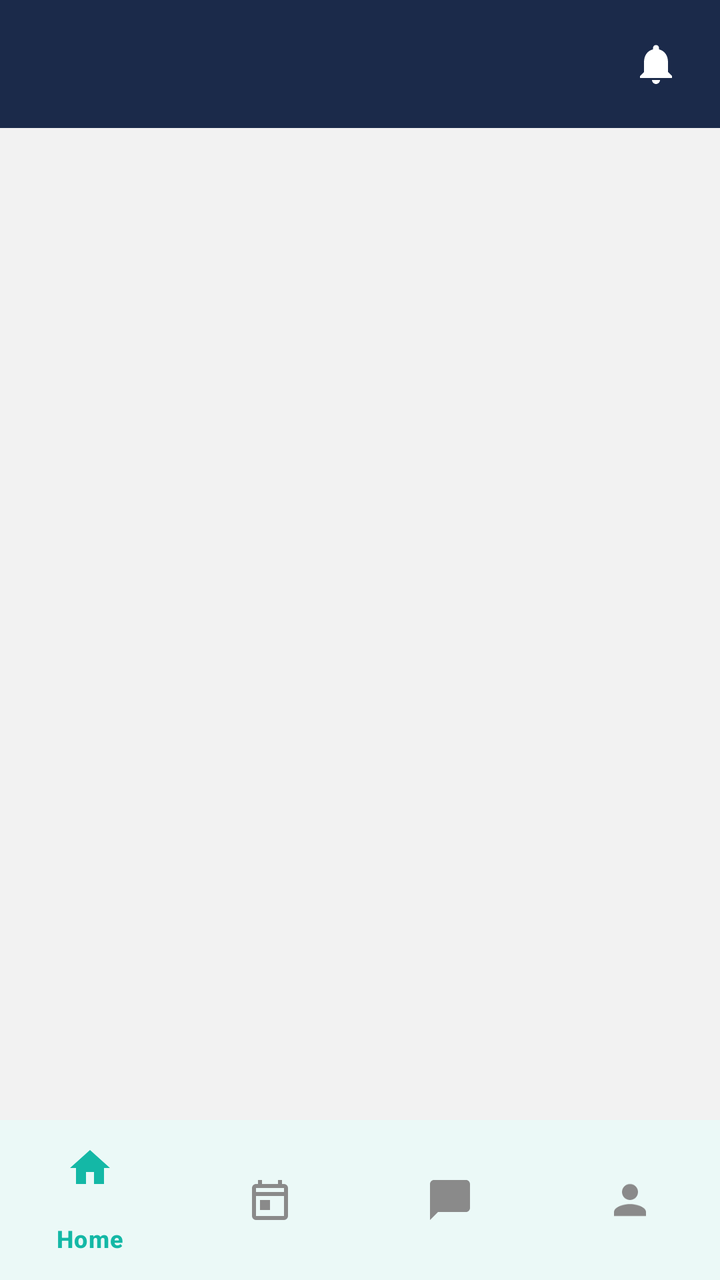
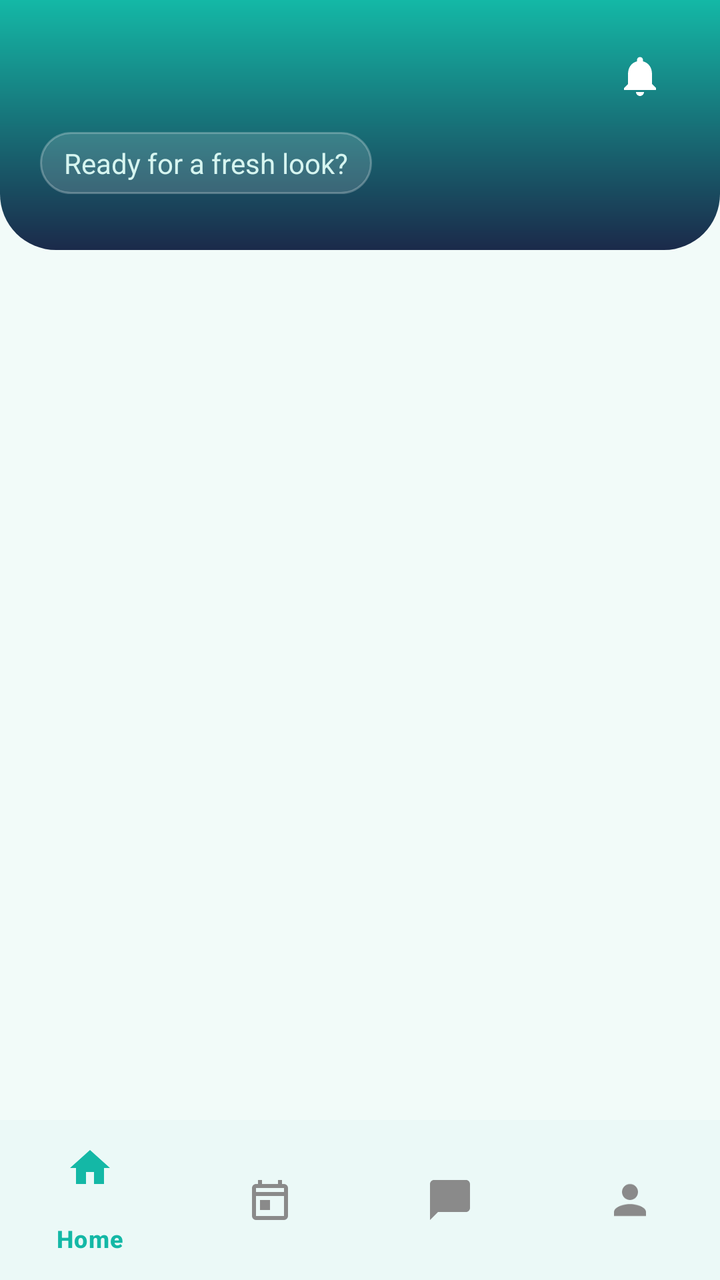

The first picture is an Android layout as it rendered before a commit; the second is the same layout after the commit. The layout source and the unified diff follow.
<!-- AndroidManifest.xml: application theme Theme.HairGo -->
<!-- res/layout/activity_client_dashboard.xml -->
<?xml version="1.0" encoding="utf-8"?>
<androidx.constraintlayout.widget.ConstraintLayout
    xmlns:android="http://schemas.android.com/apk/res/android"
    xmlns:app="http://schemas.android.com/apk/res-auto"
    android:layout_width="match_parent"
    android:layout_height="match_parent"
    android:background="@color/grey_light">

    <androidx.constraintlayout.widget.ConstraintLayout
        android:id="@+id/header"
        android:layout_width="0dp"
        android:layout_height="64dp"
        android:background="@color/navy"
        app:layout_constraintTop_toTopOf="parent"
        app:layout_constraintStart_toStartOf="parent"
        app:layout_constraintEnd_toEndOf="parent">

        <TextView
            android:id="@+id/tvGreeting"
            android:layout_width="wrap_content"
            android:layout_height="wrap_content"
            android:textColor="@color/white"
            android:textSize="18sp"
            android:textStyle="bold"
            android:paddingStart="20dp"
            app:layout_constraintTop_toTopOf="parent"
            app:layout_constraintBottom_toBottomOf="parent"
            app:layout_constraintStart_toStartOf="parent"/>

        <ImageButton
            android:id="@+id/btnNotifications"
            android:layout_width="40dp"
            android:layout_height="40dp"
            android:layout_marginEnd="12dp"
            android:background="@android:color/transparent"
            android:src="@drawable/ic_bell"
            app:layout_constraintTop_toTopOf="parent"
            app:layout_constraintBottom_toBottomOf="parent"
            app:layout_constraintEnd_toEndOf="parent"/>

        <View
            android:id="@+id/dotNotifications"
            android:layout_width="10dp"
            android:layout_height="10dp"
            android:layout_marginTop="4dp"
            android:layout_marginEnd="4dp"
            android:background="@drawable/bg_dot_red"
            android:visibility="gone"
            app:layout_constraintTop_toTopOf="@id/btnNotifications"
            app:layout_constraintEnd_toEndOf="@id/btnNotifications"/>

    </androidx.constraintlayout.widget.ConstraintLayout>

    <FrameLayout
        android:id="@+id/fragmentContainer"
        android:layout_width="0dp"
        android:layout_height="0dp"
        app:layout_constraintTop_toBottomOf="@id/header"
        app:layout_constraintBottom_toTopOf="@id/bottomNav"
        app:layout_constraintStart_toStartOf="parent"
        app:layout_constraintEnd_toEndOf="parent"/>

    <com.google.android.material.bottomnavigation.BottomNavigationView
        android:id="@+id/bottomNav"
        android:layout_width="0dp"
        android:layout_height="wrap_content"
        android:background="@color/surface"
        app:itemIconTint="@color/bottom_nav_color_selector"
        app:itemTextColor="@color/bottom_nav_color_selector"
        app:labelVisibilityMode="selected"
        app:menu="@menu/bottom_nav_menu"
        app:layout_constraintBottom_toBottomOf="parent"
        app:layout_constraintStart_toStartOf="parent"
        app:layout_constraintEnd_toEndOf="parent"/>

</androidx.constraintlayout.widget.ConstraintLayout>
<!-- resources referenced by this layout -->
<resources>
  <color name="grey_light">#F2F2F2</color>
  <color name="navy">#1B2A4A</color>
  <color name="surface">#FFFFFF</color>
  <color name="white">#FFFFFF</color>
  <!-- drawable bg_dot_red (drawable) -->
  <?xml version="1.0" encoding="utf-8"?>
  <shape xmlns:android="http://schemas.android.com/apk/res/android"
      android:shape="oval">
      <solid android:color="@color/error"/>
  </shape>
  <!-- drawable ic_bell (drawable) -->
  <vector xmlns:android="http://schemas.android.com/apk/res/android"
      android:width="24dp" android:height="24dp"
      android:viewportWidth="24" android:viewportHeight="24">
      <path android:fillColor="#FFFFFFFF"
          android:pathData="M12,22c1.1,0 2,-0.9 2,-2h-4c0,1.1 0.89,2 2,2zM18,16v-5c0,-3.07 -1.64,-5.64 -4.5,-6.32V4c0,-0.83 -0.67,-1.5 -1.5,-1.5s-1.5,0.67 -1.5,1.5v0.68C7.63,5.36 6,7.92 6,11v5l-2,2v1h16v-1l-2,-2z"/>
  </vector>
  <style name="Theme.HairGo" parent="Base.Theme.HairGo">
          <item name="snackbarStyle">@style/Widget.HairGo.Snackbar</item>
      </style>
  <color name="error">#D9534F</color>
  <style name="Base.Theme.HairGo" parent="Theme.Material3.DayNight.NoActionBar">
          <item name="colorPrimary">@color/teal</item>
          <item name="colorOnPrimary">@color/white</item>
          <item name="colorSurface">@color/surface</item>
          <item name="colorOnSurface">@color/text_primary</item>
          <item name="colorSurfaceVariant">@color/grey_light</item>
          <item name="colorOnSurfaceVariant">@color/grey_medium</item>
          <item name="colorOutline">@color/grey_border</item>
          <item name="android:colorBackground">@color/grey_light</item>
      </style>
  <style name="Widget.HairGo.Snackbar" parent="Widget.Material3.Snackbar">
          <item name="backgroundTint">@color/navy</item>
          <item name="android:textColor">@color/white</item>
          <item name="shapeAppearanceOverlay">@style/ShapeAppearanceOverlay.HairGo_Snackbar</item>
      </style>
  <color name="teal">#14B8A6</color>
  <color name="text_primary">#1A1A1A</color>
  <color name="grey_medium">#8A8A8A</color>
  <color name="grey_border">#E0E0E0</color>
  <style name="ShapeAppearanceOverlay.HairGo_Snackbar" parent="">
          <item name="cornerFamily">rounded</item>
          <item name="cornerSize">16dp</item>
      </style>
</resources>

<!-- the commit's change to res/layout/activity_client_dashboard.xml (unified diff, before → after) -->
@@ -4,38 +4,44 @@
     xmlns:app="http://schemas.android.com/apk/res-auto"
     android:layout_width="match_parent"
     android:layout_height="match_parent"
-    android:background="@color/grey_light">
+    android:background="@color/home_bg">
 
     <androidx.constraintlayout.widget.ConstraintLayout
         android:id="@+id/header"
         android:layout_width="0dp"
-        android:layout_height="64dp"
-        android:background="@color/navy"
+        android:layout_height="wrap_content"
+        android:background="@drawable/bg_home_header"
+        android:paddingStart="20dp"
+        android:paddingEnd="20dp"
+        android:paddingTop="18dp"
+        android:paddingBottom="28dp"
         app:layout_constraintTop_toTopOf="parent"
         app:layout_constraintStart_toStartOf="parent"
         app:layout_constraintEnd_toEndOf="parent">
 
         <TextView
             android:id="@+id/tvGreeting"
-            android:layout_width="wrap_content"
+            android:layout_width="0dp"
             android:layout_height="wrap_content"
-            android:textColor="@color/white"
-            android:textSize="18sp"
+            android:textColor="@color/home_header_text"
+            android:textSize="20sp"
             android:textStyle="bold"
-            android:paddingStart="20dp"
             app:layout_constraintTop_toTopOf="parent"
-            app:layout_constraintBottom_toBottomOf="parent"
-            app:layout_constraintStart_toStartOf="parent"/>
+            app:layout_constraintBottom_toBottomOf="@id/btnNotifications"
+            app:layout_constraintStart_toStartOf="parent"
+            app:layout_constraintEnd_toStartOf="@id/btnNotifications"/>
 
         <ImageButton
             android:id="@+id/btnNotifications"
             android:layout_width="40dp"
             android:layout_height="40dp"
-            android:layout_marginEnd="12dp"
+            android:layout_marginStart="12dp"
             android:background="@android:color/transparent"
+            android:contentDescription="@string/title_notifications"
+            android:padding="8dp"
             android:src="@drawable/ic_bell"
+            app:tint="@color/home_header_text"
             app:layout_constraintTop_toTopOf="parent"
-            app:layout_constraintBottom_toBottomOf="parent"
             app:layout_constraintEnd_toEndOf="parent"/>
 
         <View
@@ -48,6 +54,21 @@
             android:visibility="gone"
             app:layout_constraintTop_toTopOf="@id/btnNotifications"
             app:layout_constraintEnd_toEndOf="@id/btnNotifications"/>
+
+        <TextView
+            android:layout_width="wrap_content"
+            android:layout_height="wrap_content"
+            android:layout_marginTop="8dp"
+            android:background="@drawable/welcome_bg_chip"
+            android:paddingStart="12dp"
+            android:paddingTop="6dp"
+            android:paddingEnd="12dp"
+            android:paddingBottom="6dp"
+            android:text="@string/home_greeting"
+            android:textColor="@color/home_header_subtext"
+            android:textSize="14sp"
+            app:layout_constraintTop_toBottomOf="@id/btnNotifications"
+            app:layout_constraintStart_toStartOf="parent"/>
 
     </androidx.constraintlayout.widget.ConstraintLayout>
 
<!-- resource entries referenced after the edit -->
@@ -1,5 +1,8 @@
 <!-- resources referenced by this layout -->
 <resources>
+  <color name="home_bg">#F2FBF9</color>
+  <color name="home_header_subtext">#D6F5F0</color>
+  <color name="home_header_text">#FFFFFF</color>
   <color name="grey_light">#F2F2F2</color>
   <color name="navy">#1B2A4A</color>
   <color name="surface">#FFFFFF</color>
@@ -10,6 +13,18 @@
       android:shape="oval">
       <solid android:color="@color/error"/>
   </shape>
+  <!-- drawable bg_home_header (drawable) -->
+  <?xml version="1.0" encoding="utf-8"?>
+  <shape xmlns:android="http://schemas.android.com/apk/res/android"
+      android:shape="rectangle">
+      <gradient
+          android:startColor="@color/home_header_start"
+          android:endColor="@color/home_header_end"
+          android:angle="270" />
+      <corners
+          android:bottomLeftRadius="28dp"
+          android:bottomRightRadius="28dp" />
+  </shape>
   <!-- drawable ic_bell (drawable) -->
   <vector xmlns:android="http://schemas.android.com/apk/res/android"
       android:width="24dp" android:height="24dp"
@@ -17,10 +32,22 @@
       <path android:fillColor="#FFFFFFFF"
           android:pathData="M12,22c1.1,0 2,-0.9 2,-2h-4c0,1.1 0.89,2 2,2zM18,16v-5c0,-3.07 -1.64,-5.64 -4.5,-6.32V4c0,-0.83 -0.67,-1.5 -1.5,-1.5s-1.5,0.67 -1.5,1.5v0.68C7.63,5.36 6,7.92 6,11v5l-2,2v1h16v-1l-2,-2z"/>
   </vector>
+  <!-- drawable welcome_bg_chip (drawable) -->
+  <?xml version="1.0" encoding="utf-8"?>
+  <shape xmlns:android="http://schemas.android.com/apk/res/android"
+      android:shape="rectangle">
+      <solid android:color="#26FFFFFF" />
+      <stroke android:width="1dp" android:color="#40FFFFFF" />
+      <corners android:radius="20dp" />
+  </shape>
+  <string name="home_greeting">Ready for a fresh look?</string>
+  <string name="title_notifications">Notifications</string>
   <style name="Theme.HairGo" parent="Base.Theme.HairGo">
           <item name="snackbarStyle">@style/Widget.HairGo.Snackbar</item>
       </style>
   <color name="error">#D9534F</color>
+  <color name="home_header_start">#14B8A6</color>
+  <color name="home_header_end">#1B2A4A</color>
   <style name="Base.Theme.HairGo" parent="Theme.Material3.DayNight.NoActionBar">
           <item name="colorPrimary">@color/teal</item>
           <item name="colorOnPrimary">@color/white</item>
